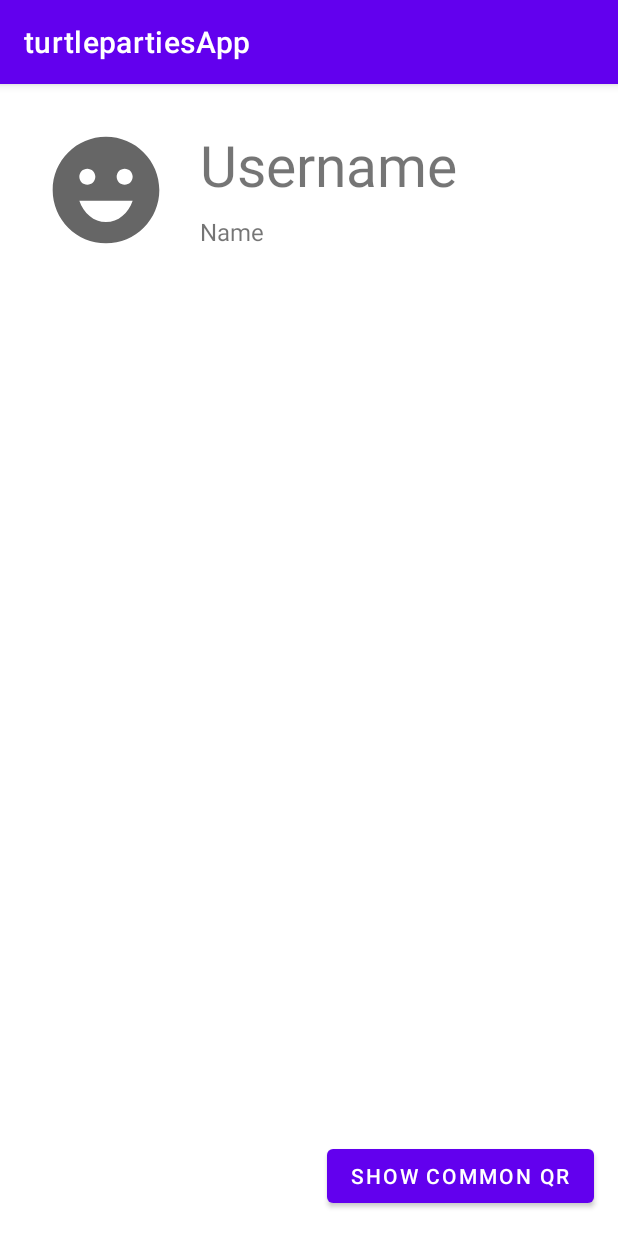
After one commit to CMPUT301W22T21/turtleparties, an Android app: the OtherPlayerProfileActivity screen opened directly, with no data from a screen before it, on a phone screen of 412 x 824 dp. The commit adds this screen. Run offline under Robolectric (Android 15) with nearby library versions, the light colour scheme and no system bars; our stand-ins replace Firebase (no records; nobody signed in at launch, a user with empty details on screens opened directly); 7 statements that could not run were skipped.

Commit message:
other play profile activity

```diff
--- /dev/null
+++ b/turtlepartiesApp/app/src/main/java/com/example/turtlepartiesapp/OtherPlayerProfileActivity.java
@@ -0,0 +1,106 @@
+package com.example.turtlepartiesapp;
+
+import androidx.annotation.NonNull;
+import androidx.annotation.Nullable;
+import androidx.appcompat.app.AppCompatActivity;
+
+import android.content.Context;
+import android.content.Intent;
+import android.os.Bundle;
+import android.util.Log;
+import android.view.View;
+import android.widget.AdapterView;
+import android.widget.ArrayAdapter;
+import android.widget.Button;
+import android.widget.ListView;
+import android.widget.TextView;
+
+import com.google.android.gms.tasks.OnCompleteListener;
+import com.google.android.gms.tasks.Task;
+import com.google.firebase.firestore.DocumentReference;
+import com.google.firebase.firestore.DocumentSnapshot;
+import com.google.firebase.firestore.EventListener;
+import com.google.firebase.firestore.FirebaseFirestore;
+import com.google.firebase.firestore.FirebaseFirestoreException;
+
+import java.util.ArrayList;
+
+public class OtherPlayerProfileActivity extends AppCompatActivity {
+
+    Player thisUser;
+    PlayerController playerControl;
+    Context context;
+    String TAG = "OtherProfile";
+
+    FirebaseFirestore db;
+    DocumentReference userRef;
+
+    TextView usernameTextView;
+    TextView nameTextView;
+    TextView headerTextView;
+    Button changeListViewButton;
+
+    String formattedHeader;
+
+    ListView otherQRList;
+    ArrayAdapter<ScoreQrcode> otherQRAdapter;
+    ArrayList<ScoreQrcode> otherQRDataList;
+
+    @Override
+    protected void onCreate(Bundle savedInstanceState) {
+        super.onCreate(savedInstanceState);
+        setContentView(R.layout.activity_other_player_profile);
+        db = FirebaseFirestore.getInstance();
+        context = this;
+
+        Intent searchIntent = getIntent();
+        Bundle playerBundle = searchIntent.getBundleExtra(PlayerSearchActivity.EXTRA_OTHER_PLAYER);
+        thisUser = (Player) playerBundle.getSerializable("thisPlayer");
+
+        setView();
+
+        otherQRList = findViewById(R.id.other_player_qr_list);
+        otherQRDataList=new ArrayList<>();
+        otherQRDataList.addAll(thisUser.getQrCodes());
+        otherQRAdapter = new QRList(this, otherQRDataList);
+        otherQRList.setAdapter(otherQRAdapter);
+
+        userRef = db.collection("Users").document(thisUser.getUsername());
+        userRef.get().addOnCompleteListener(new OnCompleteListener<DocumentSnapshot>() {
+            @Override
+            public void onComplete(@NonNull Task<DocumentSnapshot> task) {
+                if(task.isSuccessful()){
+                    DocumentSnapshot document = task.getResult();
+                    ArrayList <ScoreQrcode> listQR = (ArrayList) document.get("qrCodes");
+                    otherQRDataList.addAll(listQR);
+                    otherQRAdapter.notifyDataSetChanged();
+                }else{
+                    Log.d(TAG, "FAILED");
+                }
+            }
+        });
+    }
+
+    public void setView(){
+        formattedHeader = getString(R.string.other_player_user_qr_list_header_textview, thisUser.getUsername());
+
+        changeListViewButton = findViewById(R.id.other_player_change_qr_list_type_button);
+        usernameTextView = findViewById(R.id.other_player_username_textview);
+        nameTextView = findViewById(R.id.other_player_name_textview);
+        headerTextView = findViewById(R.id.other_player_qr_list_header_textview);
+        usernameTextView.setText(thisUser.getUsername());
+        nameTextView.setText(thisUser.getName());
+        headerTextView.setText(formattedHeader);
+    }
+
+    public void changeQRListView(View view){
+        if (headerTextView.getText() == formattedHeader) {
+            headerTextView.setText(R.string.other_player_common_qr_list_header_textview);
+            changeListViewButton.setText(getString(R.string.other_player_show_user_qr_button_text));
+        }else{
+            headerTextView.setText(formattedHeader);
+            changeListViewButton.setText(getString(R.string.other_player_show_common_qr_button_text));
+        }
+    }
+
+}
--- a/turtlepartiesApp/app/src/main/java/com/example/turtlepartiesapp/ProfileActivity.java
+++ b/turtlepartiesApp/app/src/main/java/com/example/turtlepartiesapp/ProfileActivity.java
@@ -31,8 +31,8 @@ public class ProfileActivity extends AppCompatActivity {
         super.onCreate(savedInstanceState);
         setContentView(R.layout.profile_screen);
 
-        text_name = findViewById(R.id.bigName);
-        text_userName = findViewById(R.id.bigUserName);
+        text_name = findViewById(R.id.other_player_name_textview);
+        text_userName = findViewById(R.id.other_player_username_textview);
         editText_name = findViewById(R.id.editName);
         editText_email = findViewById(R.id.editEmail);
         editText_phoneNumber = findViewById(R.id.editPhoneNumber);
@@ -68,7 +68,7 @@ public class ProfileActivity extends AppCompatActivity {
         player.setName(String.valueOf(editText_name.getText()));
         player.setEmail(String.valueOf(editText_email.getText()));
         player.setPhoneNumber(String.valueOf(editText_phoneNumber.getText()));
-        playerControl.editPlayer(player);
+        playerControl.savePlayer(player);
         setInfo();
     }
 
--- a/turtlepartiesApp/app/src/main/res/layout/activity_main.xml
+++ b/turtlepartiesApp/app/src/main/res/layout/activity_main.xml
@@ -6,10 +6,8 @@
     android:layout_height="match_parent"
     tools:context=".MainActivity">
 
-    // temporary button for profile
-
     <ListView
-        android:id="@+id/qr_list"
+        android:id="@+id/other_player_qr_list"
         android:layout_width="0dp"
         android:layout_height="0dp"
         app:layout_constraintBottom_toTopOf="@+id/taskbarLinearLayout"
--- /dev/null
+++ b/turtlepartiesApp/app/src/main/res/layout/activity_other_player_profile.xml
@@ -0,0 +1,78 @@
+<?xml version="1.0" encoding="utf-8"?>
+<androidx.constraintlayout.widget.ConstraintLayout xmlns:android="http://schemas.android.com/apk/res/android"
+    xmlns:app="http://schemas.android.com/apk/res-auto"
+    xmlns:tools="http://schemas.android.com/tools"
+    android:layout_width="match_parent"
+    android:layout_height="match_parent"
+    tools:context=".OtherPlayerProfileActivity">
+
+    <ImageView
+        android:id="@+id/other_player_imageview"
+        android:layout_width="85dp"
+        android:layout_height="85dp"
+        android:layout_marginStart="28dp"
+        android:layout_marginTop="28dp"
+        app:layout_constraintStart_toStartOf="parent"
+        app:layout_constraintTop_toTopOf="parent"
+        app:srcCompat="@drawable/ic_baseline_emoji_emotions_24"
+        android:contentDescription="@string/other_player_imageview_description" />
+
+    <TextView
+        android:id="@+id/other_player_username_textview"
+        android:layout_width="0dp"
+        android:layout_height="wrap_content"
+        android:layout_marginStart="20dp"
+        android:layout_marginEnd="16dp"
+        android:layout_marginTop="28dp"
+        android:text="@string/other_player_username"
+        android:textSize="38sp"
+        app:layout_constraintEnd_toEndOf="parent"
+        app:layout_constraintStart_toEndOf="@+id/other_player_imageview"
+        app:layout_constraintTop_toTopOf="parent" />
+
+    <TextView
+        android:id="@+id/other_player_name_textview"
+        android:layout_width="wrap_content"
+        android:layout_height="wrap_content"
+        android:layout_marginStart="20dp"
+        android:layout_marginTop="8dp"
+        android:text="@string/other_player_name"
+        android:textSize="16sp"
+        app:layout_constraintStart_toEndOf="@+id/other_player_imageview"
+        app:layout_constraintTop_toBottomOf="@+id/other_player_username_textview"/>
+
+    <TextView
+        android:id="@+id/other_player_qr_list_header_textview"
+        android:layout_width="wrap_content"
+        android:layout_height="32dp"
+        android:layout_marginStart="28dp"
+        android:layout_marginTop="32dp"
+        android:text="@string/other_player_user_qr_list_header_textview"
+        android:textSize="24sp"
+        app:layout_constraintStart_toStartOf="parent"
+        app:layout_constraintTop_toBottomOf="@+id/other_player_imageview" />
+
+    <ListView
+        android:id="@+id/other_player_qr_list"
+        android:layout_width="wrap_content"
+        android:layout_height="0dp"
+        android:layout_marginTop="16dp"
+        android:layout_marginBottom="16dp"
+        app:layout_constraintBottom_toTopOf="@+id/other_player_change_qr_list_type_button"
+        app:layout_constraintEnd_toEndOf="parent"
+        app:layout_constraintHorizontal_bias="0.0"
+        app:layout_constraintStart_toStartOf="parent"
+        app:layout_constraintTop_toBottomOf="@+id/other_player_qr_list_header_textview" />
+
+    <Button
+        android:id="@+id/other_player_change_qr_list_type_button"
+        android:layout_width="wrap_content"
+        android:layout_height="wrap_content"
+        android:layout_marginEnd="16dp"
+        android:layout_marginBottom="16dp"
+        android:onClick="changeQRListView"
+        android:text="@string/other_player_show_common_qr_button_text"
+        app:layout_constraintBottom_toBottomOf="parent"
+        app:layout_constraintEnd_toEndOf="parent" />
+
+</androidx.constraintlayout.widget.ConstraintLayout>
--- a/turtlepartiesApp/app/src/main/res/values/strings.xml
+++ b/turtlepartiesApp/app/src/main/res/values/strings.xml
@@ -34,4 +34,11 @@
     <string name="delete_button">DELETE ENTRY</string>
     <string name="search_username">username...</string>
     <string name="button_search">Search</string>
+    <string name="other_player_name">Name</string>
+    <string name="other_player_username">Username</string>
+    <string name="other_player_imageview_description">Displays user profile picture</string>
+    <string name="other_player_user_qr_list_header_textview">%1$s QR CODE LIST:</string>
+    <string name="other_player_show_common_qr_button_text">SHOW COMMON QR</string>
+    <string name="other_player_show_user_qr_button_text">SHOW USER QR</string>
+    <string name="other_player_common_qr_list_header_textview">COMMON QR CODE LIST:</string>
 </resources>
```
Also changed, not shown: turtlepartiesApp/app/src/main/AndroidManifest.xml (+5 -5 lines), turtlepartiesApp/app/src/main/java/com/example/turtlepartiesapp/MainActivity.java (+1 -7 lines), turtlepartiesApp/app/src/main/java/com/example/turtlepartiesapp/PlayerController.java (+0 -12 lines), turtlepartiesApp/app/src/main/java/com/example/turtlepartiesapp/PlayerSearchActivity.java (+20 -1 lines), turtlepartiesApp/app/src/main/res/layout/profile_screen.xml (+17 -17 lines).
